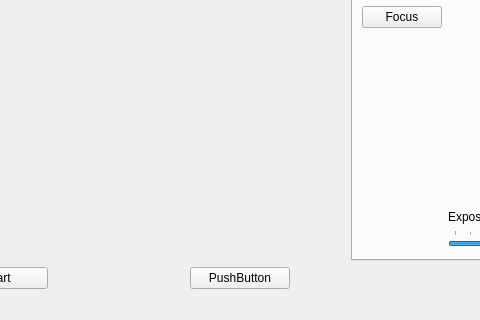
The window that camera.ui (paipeng/qt-camera) describes before a commit, drawn with Qt 5; both pictures show x 197 to 677 and y 280 to 600 of the 800 by 600 pixel window.
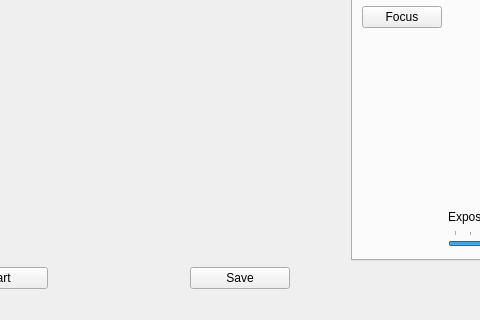
The same window after the commit. Icons and pictures are not drawn. Custom widgets are drawn as their Qt base class.

The edit to the form file:
```diff
--- a/camera.ui
+++ b/camera.ui
@@ -39,7 +39,7 @@
          </size>
         </property>
         <property name="text">
-         <string>PushButton</string>
+         <string>Save</string>
         </property>
        </widget>
       </item>
```
Left out of the diff: 5 changed lines with no effect on the pictures.
